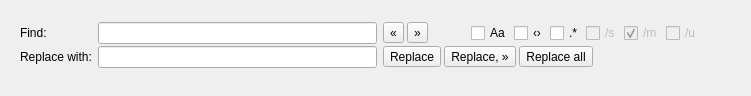
Before: the Qt Designer form src/findandreplacepanel.ui in parihaaraka/sqt, drawn with Qt 5.
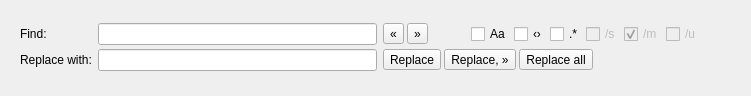
After: the same form once the commit is applied.

What changed in the file:
```diff
--- a/src/findandreplacepanel.ui
+++ b/src/findandreplacepanel.ui
@@ -19,12 +19,12 @@
      <x>20</x>
      <y>20</y>
      <width>681</width>
-     <height>52</height>
+     <height>55</height>
     </rect>
    </property>
    <layout class="QGridLayout" name="gridLayout">
     <property name="verticalSpacing">
-     <number>0</number>
+     <number>1</number>
     </property>
     <item row="1" column="1">
      <widget class="QLineEdit" name="lineReplace"/>
```
